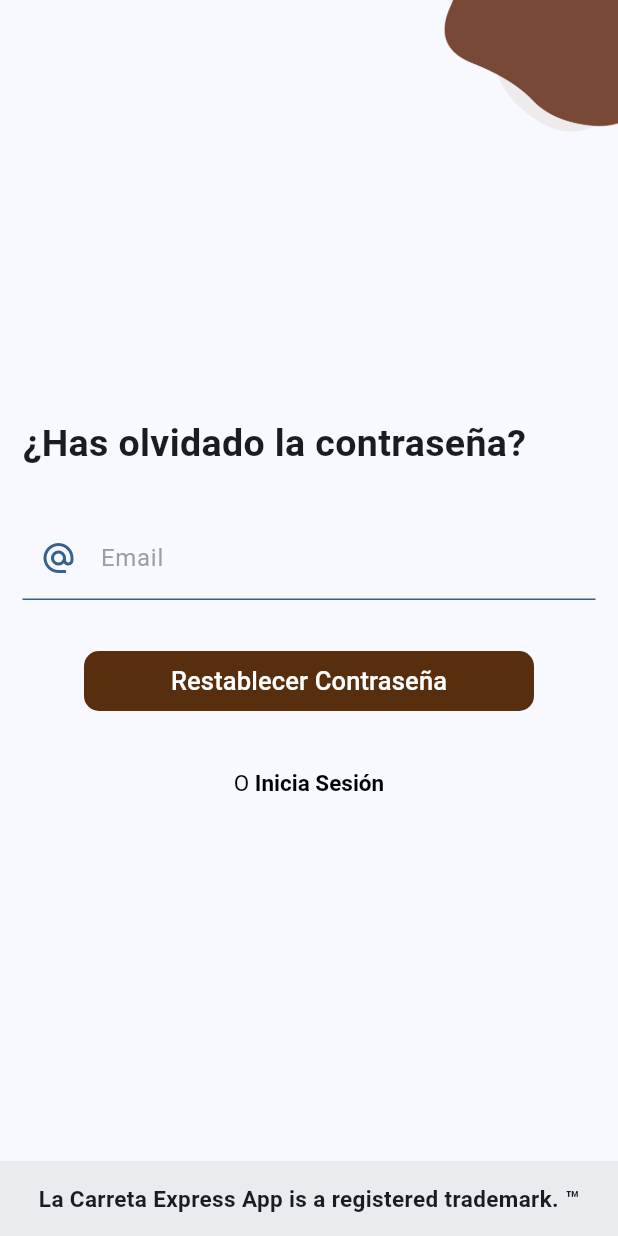
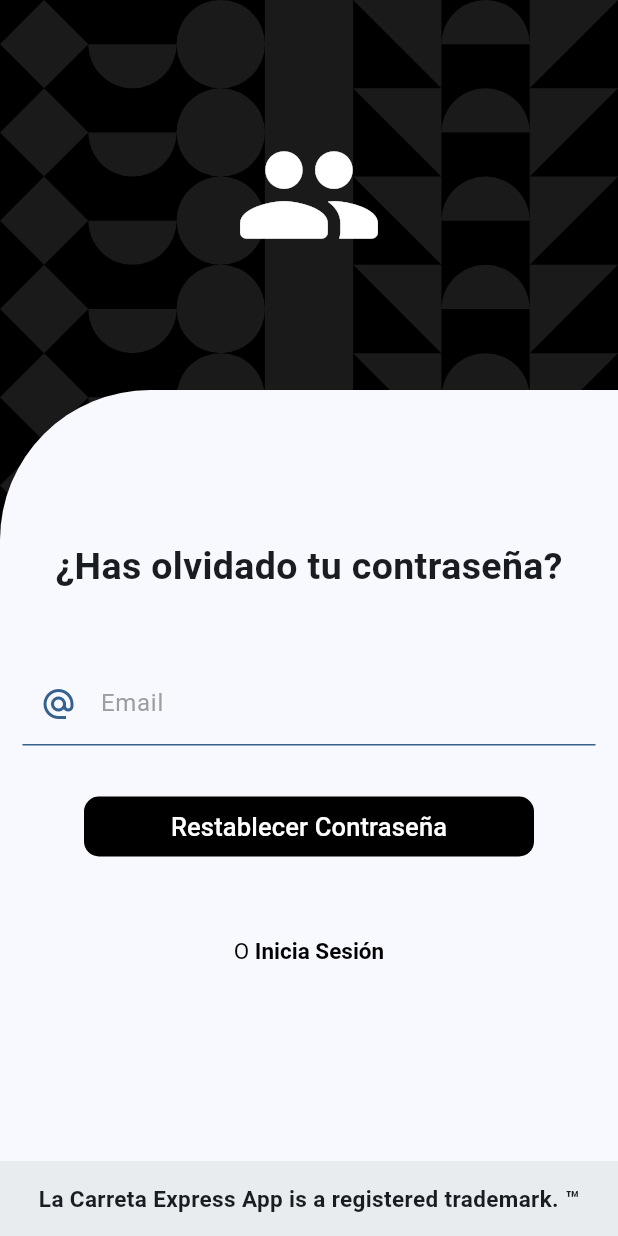
Before and after one commit to La-Carreta/La_Carreta_Express_Customer, a Flutter app: the ResetPasswordScreen screen opened by its route, on a phone screen of 412 x 824 dp. Run offline on Flutter 3.47's test engine with Material 3 defaults, Android fonts, the phone set to English and light mode, and no system bars; our stand-ins replace cloud_firestore, firebase_auth, firebase_core, flutter_riverpod, flutter_slidable, formz and 4 more; accounts and stored records are empty; statements that could not run were skipped; project files that could hold a hidden picture were left out.

Commit message:
Add forgot password functionality

```diff
--- a/lib/config/router/app_router.dart
+++ b/lib/config/router/app_router.dart
@@ -106,7 +106,7 @@ final goRouterProvider = Provider((ref){
 
       if(isGoingTo == '/checking' && authStatus == AuthStatus.checking) return null;
       if(authStatus == AuthStatus.notAuthenticated){
-        if( isGoingTo == '/login' || isGoingTo == '/register') return null;
+        if( isGoingTo == '/login' || isGoingTo == '/register' || isGoingTo == "/reset-password") return null;
 
         return '/login';
       }
--- a/lib/presentation/helpers/get_estimated_time.dart
+++ b/lib/presentation/helpers/get_estimated_time.dart
@@ -6,7 +6,7 @@ String calculateEstimatedTime(EstimatedTime estimatedTime){
   //Tiempo aleatorio entre 10 - 15 y 20 minutos
   final numerosPermitidos = [10, 15, 20];
 
-  final int minutos = numerosPermitidos[random.nextInt(numerosPermitidos.length)];;
+  final int minutos = numerosPermitidos[random.nextInt(numerosPermitidos.length)];
 
   final int minutosTotales = estimatedTime.numMinutos + minutos;
   final int horas = estimatedTime.numHoras + (minutosTotales ~/ 60);
--- a/lib/presentation/providers/initial_loading/cart_initial_loading.dart
+++ b/lib/presentation/providers/initial_loading/cart_initial_loading.dart
@@ -1,6 +1,5 @@
 import 'package:flutter_riverpod/flutter_riverpod.dart';
 import 'package:la_carreta_express_cs/presentation/providers/providers.dart';
-import 'package:la_carreta_express_cs/presentation/providers/time_orders/time_order_provider.dart';
 
 final cartInitialLoadingProvider = Provider<bool>((ref){
 
--- a/lib/presentation/screens/auth/reset_password_screen.dart
+++ b/lib/presentation/screens/auth/reset_password_screen.dart
@@ -1,8 +1,12 @@
 import 'package:flutter/material.dart';
+import 'package:flutter_riverpod/flutter_riverpod.dart';
 import 'package:go_router/go_router.dart';
 import 'package:la_carreta_express_cs/presentation/helpers/helpers.dart';
+import 'package:la_carreta_express_cs/presentation/providers/auth/auth_provider.dart';
 import 'package:la_carreta_express_cs/presentation/ui/input_decoration.dart';
 import 'package:la_carreta_express_cs/presentation/widgets/shared/registered_trademark.dart';
+import 'package:la_carreta_express_cs/presentation/widgets/widgets.dart';
+import 'package:lottie/lottie.dart';
 
 class ResetPasswordScreen extends StatelessWidget {
 
@@ -13,38 +17,40 @@ class ResetPasswordScreen extends StatelessWidget {
   @override
   Widget build(BuildContext context) {
     final size = MediaQuery.of(context).size;
-    return Scaffold(
-      body: SafeArea(
-        child: SizedBox(
+    final scaffoldBackgroundColor = Theme.of(context).scaffoldBackgroundColor;
+
+    return GestureDetector(
+      onTap: () => FocusManager.instance.primaryFocus?.unfocus(),
+      child: Scaffold(
+        body: GeometricalBackground(
+          child: SingleChildScrollView(
+            physics: const ClampingScrollPhysics(),
+            child: Column(
+              crossAxisAlignment: CrossAxisAlignment.center,
+              children: [
+                const SizedBox( height: 80 ),
+                // Icon Banner
+                const Icon(
+                  Icons.people_rounded,
+                  color: Colors.white,
+                  size: 100,
+                ),
+                const SizedBox( height: 80 ),
+
+                Container(
+                  height: size.height - 260, // 80 los dos sizebox y 100 el ícono
                   width: double.infinity,
-          height: double.infinity,
-          child: Stack(
-            children: [
-              //Shapes
-              Positioned(
-                top: -80,
-                right: -50,
-                child: Container(
-                  width: 170,
-                  height: 170,
-                  decoration: const BoxDecoration(
-                    image: DecorationImage(image: AssetImage("assets/shapes/bubble.png"), fit: BoxFit.cover)
+                  decoration: BoxDecoration(
+                    color: scaffoldBackgroundColor,
+                    borderRadius: const BorderRadius.only(topLeft: Radius.circular(100)),
                   ),
-                ),
-              ),
-
-              //Form
-              const _ResetPasswordView(),
-
-              //Marca
-              Positioned(
-                bottom: 0,
-                child: RegisteredTradeMark(width: size.width)
+                  child: const _ResetPasswordView(),
                 ),
               ],
             ),
+          )
+        )
       ),
-      )
     );
   }
 }
@@ -54,39 +60,26 @@ class _ResetPasswordView extends StatelessWidget {
 
   @override
   Widget build(BuildContext context) {
-    return Padding(
-      padding: const EdgeInsets.all(15.0),
-      child: Column(
-        mainAxisAlignment: MainAxisAlignment.center,
+    return Column(
       crossAxisAlignment: CrossAxisAlignment.start,
       children: [
-          //Title - Sign In
-          const Text("¿Has olvidado la contraseña?", style: TextStyle(fontWeight: FontWeight.w700, fontSize: 25),),
+
+        const Padding(
+          padding: EdgeInsets.only(top: 100),
+          child: Center(child: Text("¿Has olvidado tu contraseña?", style: TextStyle(fontWeight: FontWeight.w700, fontSize: 25),)),
+        ),
 
         const SizedBox(height: 30),
 
         //Form
         const _FormResetPassword(),
 
-          const SizedBox(height: 30),
-          //Reset button
-          Center(
-            child: FilledButton(
-              style: ButtonStyle(
-                minimumSize: MaterialStateProperty.all(const Size(300, 40)),
-                shape: MaterialStateProperty.all(RoundedRectangleBorder(borderRadius: BorderRadius.circular(10.0))),
-                backgroundColor: MaterialStateProperty.all(const Color(0xff582F0E))
-              ),
-              onPressed: () => debugPrint("Restablecer Contraseña"),
-              child: const Text("Restablecer Contraseña", style: TextStyle(fontSize: 17),)
-            ),
-          ),
+        const SizedBox(height: 20),
 
-          const SizedBox(height: 20),
         //No tienes una cuenta
         Center(
           child: TextButton(
-              onPressed: () => context.go("/sign-in"),
+            onPressed: () => context.go("/login"),
             child: RichText(
               text: const TextSpan(
                 children: [
@@ -97,26 +90,73 @@ class _ResetPasswordView extends StatelessWidget {
             ),
           ),
         ),
+        const Spacer(),
+        const RegisteredTradeMark(),
       ],
-      ),
     );
   }
 }
 
-class _FormResetPassword extends StatelessWidget {
+class _FormResetPassword extends ConsumerWidget {
   const _FormResetPassword();
 
   @override
-  Widget build(BuildContext context) {
+  Widget build(BuildContext context, WidgetRef ref) {
     final emailController = TextEditingController();
     final colors = Theme.of(context).colorScheme;
+    final formKey = GlobalKey<FormState>();
 
-    return Form(
+    void showEmailSentDialog() async{
+      return showDialog(
+        context: context,
+        barrierDismissible: false,
+        builder: (context) {
+          return AlertDialog.adaptive(
+            title: const Text("Correo Enviado"),
+            content: SizedBox(
+              height: 300,
+              child: Column(
+                mainAxisAlignment: MainAxisAlignment.center,
+                crossAxisAlignment: CrossAxisAlignment.start,
+                children: [
+                  Center(child: Lottie.asset("assets/lottie/json/email-sent.json", height: 150, width: 150)),
+                  const Text("NOTA: ", style: TextStyle(color: Colors.black, fontSize: 17, fontWeight: FontWeight.bold)),
+                  Text("Hemos enviado un correo a ${emailController.text} con las instrucciones para restablecer tu contraseña", style: const TextStyle(color: Colors.black, fontSize: 17)),
+                ],
+              ),
+            ),
+            actions: [
+              FilledButton(
+                style: ButtonStyle(
+                  minimumSize: MaterialStateProperty.all(const Size(100, 40)),
+                  shape: MaterialStateProperty.all(RoundedRectangleBorder(borderRadius: BorderRadius.circular(10.0))),
+                  backgroundColor: MaterialStateProperty.all(const Color(0xffe63946))
+                ),
+                onPressed: (){
+                  context.pop();
+                  context.go("/login");
+                },
+                child: const Text("Volver al login", style: TextStyle(fontWeight: FontWeight.bold),),
+              ),
+            ],
+          );
+        },
+      );
+    }
+
+
+    return Padding(
+      padding: const EdgeInsets.all(15.0),
+      child: Form(
         key: UniqueKey(),
         autovalidateMode: AutovalidateMode.onUserInteraction,
         child: Column(
           children: [
-          TextFormField(
+            Form(
+              key: formKey,
+              autovalidateMode: AutovalidateMode.onUserInteraction,
+              child: TextFormField(
+                keyboardType: TextInputType.emailAddress,
                 controller: emailController,
                 decoration: InputDecorations.authInputDecoration(
                   hintText: "Email",
@@ -126,8 +166,29 @@ class _FormResetPassword extends StatelessWidget {
                 ),
                 validator: (value) => validateEmail(value ?? ''),
               ),
+            ),
+
+            const SizedBox(height: 30),
+            //Reset button
+            Center(
+              child: FilledButton(
+                style: ButtonStyle(
+                  minimumSize: MaterialStateProperty.all(const Size(300, 40)),
+                  shape: MaterialStateProperty.all(RoundedRectangleBorder(borderRadius: BorderRadius.circular(10.0))),
+                  backgroundColor: MaterialStateProperty.all(Colors.black)
+                ),
+                onPressed: (){
+                  if(!formKey.currentState!.validate()) return;
+                  debugPrint("Restablecer Contraseña");
+                  ref.read(authProvider.notifier).resetAccount(emailController.text, "Error al restablecer contraseña");
+                  showEmailSentDialog();
+                },
+                child: const Text("Restablecer Contraseña", style: TextStyle(fontSize: 17),)
+              ),
+            ),
          ],
         )
+      ),
     );
   }
 }
```
Also changed, not shown: assets/lottie/json/email-sent.json (added, +1 -0 lines), lib/presentation/screens/auth/login_screen.dart (+19 -1 lines). Lines whose indentation alone changed are shown as unchanged.
